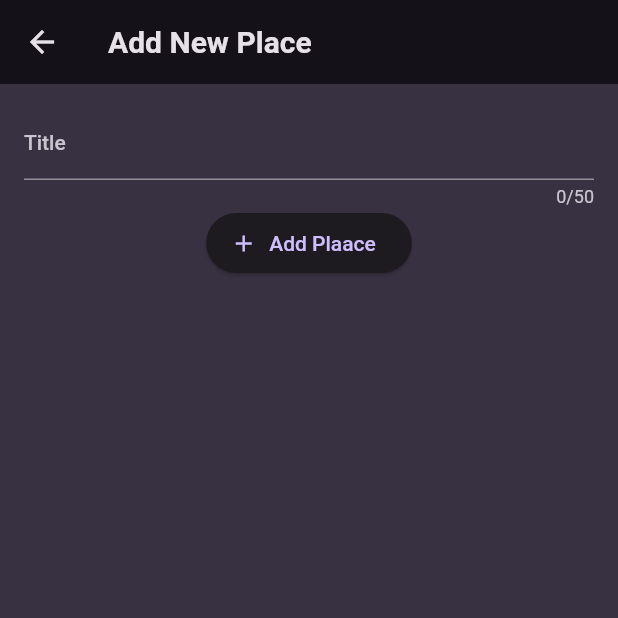
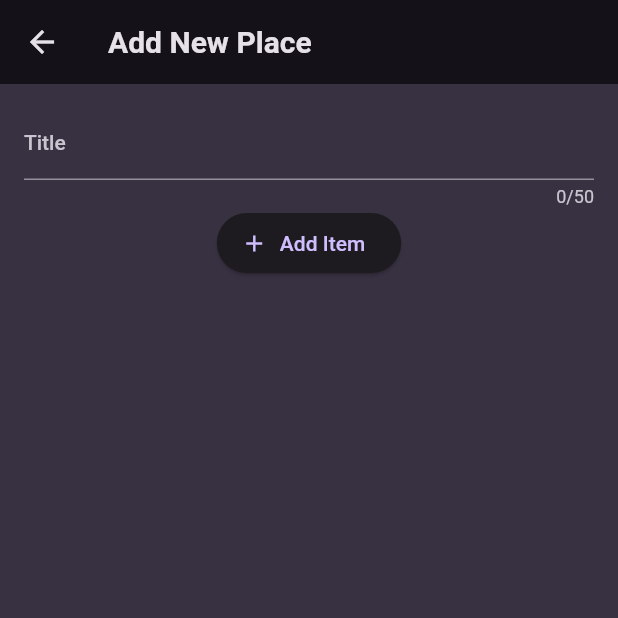
Before and after one commit to Abd-UlRahman-Khalid/Favorite_places, a Flutter app: the NewPlace screen opened directly, on a phone screen of 412 x 824 dp, the top half of it. Run offline on Flutter 3.47's test engine with Material 2 defaults, Android fonts, the phone set to English and light mode, and no system bars; our stand-ins replace google_fonts.

Commit message:
creating New Places Widget

```diff
--- a/lib/models/place.dart
+++ b/lib/models/place.dart
@@ -1,5 +1,5 @@
 import 'package:uuid/uuid.dart';
-import 'package:uuid/v4.dart';
+
 
 const uuid=Uuid();
 
--- a/lib/screens/new_place.dart
+++ b/lib/screens/new_place.dart
@@ -8,16 +8,12 @@ class NewPlace extends StatefulWidget {
 }
 
 class _NewPlaceState extends State<NewPlace> {
-  var _enteredTitle ='';
-  var _isSending=false;
-  final _formKey=GlobalKey<FormState>();
+  final _titleController = TextEditingController();
 
-  void _saveItem()  {
-    if (_formKey.currentState!.validate()) {
-      _formKey.currentState!.save();
-      setState(() {
-        _isSending = true;
-      });}}
+  @override
+  void dispose() {
+    _titleController.dispose();
+  }
 
   @override
   Widget build(BuildContext context) {
@@ -25,36 +21,28 @@ class _NewPlaceState extends State<NewPlace> {
       appBar: AppBar(
         title: const Text('Add New Place'),
       ),
-        body: Padding(
-          padding: EdgeInsets.all(16),
-          child: Form(
+      body: SingleChildScrollView(
+        padding: const EdgeInsets.all(16),
         child: Column(
           children: [
-                TextFormField(
-                  onSaved: (value) {
-                    _enteredTitle = value!;
-                  },
+            TextField(
               maxLength: 50,
-                  decoration: const InputDecoration(label: Text('Title')),
-                  validator: (value) {
-                    if (value == null ||
-                        value.isEmpty ||
-                        value.trim().length <=
-                            1 || //trim remove any space at begning & end
-                        value.trim().length > 50) {
-                      return 'Must be between 1 and 50 characters.';
-                    }
-                    return null;
-                  },
+              decoration: const InputDecoration(
+                label: Text('Title'),
+              ),
+              style: Theme.of(context).textTheme.bodyMedium!.copyWith(
+                color: Theme.of(context).colorScheme.onBackground
+              ),
+              controller: _titleController,
             ),
             ElevatedButton.icon(
-                  onPressed:  _isSending ? null : _saveItem,
+              onPressed: () {},
               icon: const Icon(Icons.add),
-                  label:const  Text('Add Plaace'),
+              label: const Text('Add Item'),
             )
           ],
         ),
       ),
-        ));
+    );
   }
 }
```
Lines whose indentation alone changed are shown as unchanged.
